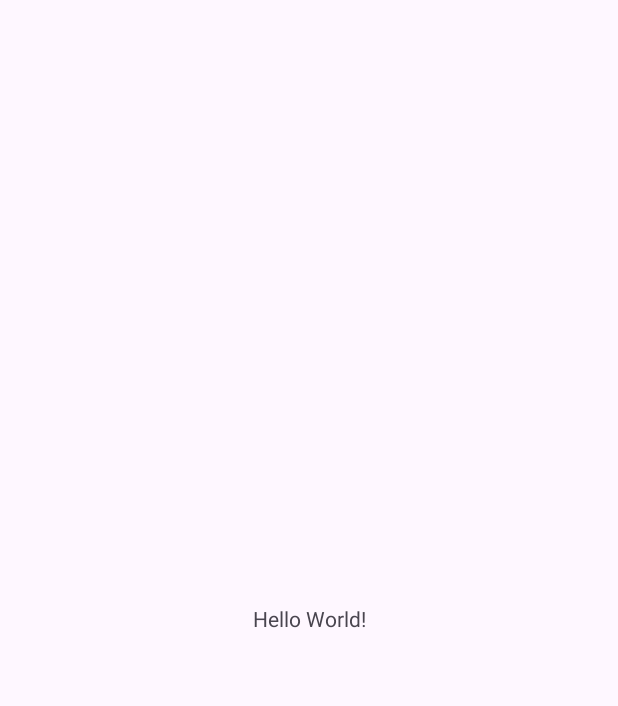
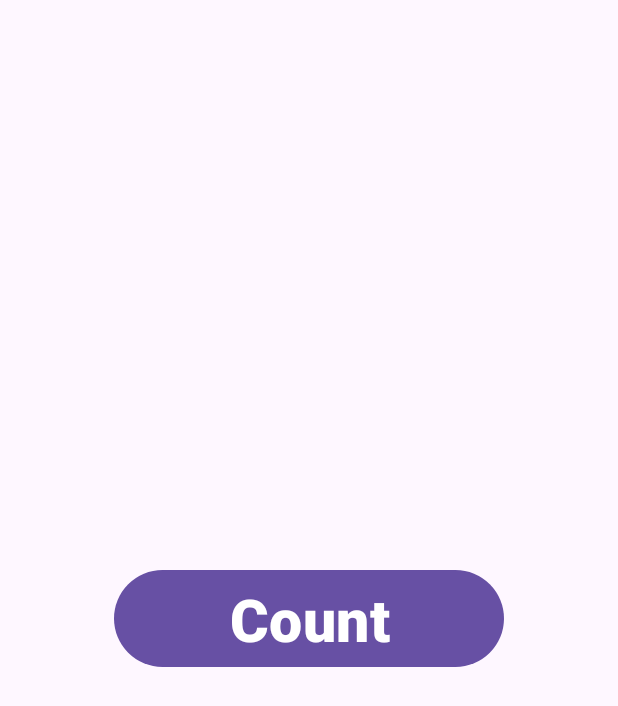
Before and after one commit to rkshani/Firebase, an Android app: the screen it shows after launch (MainActivity before the commit, LiveData after it), on a phone screen of 412 x 824 dp. Before the commit the part shown is almost empty. Shown: the top 706 px of the screen. Run offline under Robolectric (Android 15) with nearby library versions, the phone set to English and light mode, and no system bars; our stand-ins replace sdp/ssp sizes.

Commit message:
06 office working

```diff
--- /dev/null
+++ b/app/src/main/java/com/example/firebase/ViewModel/LiveData.kt
@@ -0,0 +1,25 @@
+package com.example.firebase.ViewModel
+
+import androidx.appcompat.app.AppCompatActivity
+import android.os.Bundle
+import android.widget.Button
+import android.widget.TextView
+import com.example.firebase.R
+
+class LiveData : AppCompatActivity() {
+    override fun onCreate(savedInstanceState: Bundle?) {
+        super.onCreate(savedInstanceState)
+        setContentView(R.layout.activity_live_data)
+
+        val txtCount = findViewById<TextView>(R.id.tvCount)
+        val countBtn = findViewById<Button>(R.id.btnCount)
+        var counter = 0
+
+        countBtn.setOnClickListener {
+            txtCount.text = counter.toString()
+            ++counter
+            txtCount.text = counter.toString()
+
+        }
+    }
+}
--- /dev/null
+++ b/app/src/main/res/layout/activity_live_data.xml
@@ -0,0 +1,33 @@
+<?xml version="1.0" encoding="utf-8"?>
+<androidx.constraintlayout.widget.ConstraintLayout xmlns:android="http://schemas.android.com/apk/res/android"
+    xmlns:app="http://schemas.android.com/apk/res-auto"
+    xmlns:tools="http://schemas.android.com/tools"
+    android:layout_width="match_parent"
+    android:layout_height="match_parent"
+    tools:context=".ViewModel.LiveData">
+
+    <TextView
+        android:id="@+id/tvCount"
+        android:layout_width="wrap_content"
+        android:layout_height="wrap_content"
+        android:layout_marginTop="52dp"
+        android:textSize="@dimen/_40sdp"
+        android:textStyle="bold"
+        app:layout_constraintEnd_toEndOf="parent"
+        app:layout_constraintHorizontal_bias="0.498"
+        app:layout_constraintStart_toStartOf="parent"
+        app:layout_constraintTop_toTopOf="parent" />
+
+    <Button
+        android:layout_width="@dimen/_200sdp"
+        android:layout_height="wrap_content"
+        android:id="@+id/btnCount"
+        android:textSize="@dimen/_30sdp"
+        android:text="Count"
+        android:textStyle="bold"
+        app:layout_constraintBottom_toBottomOf="parent"
+        app:layout_constraintEnd_toEndOf="parent"
+        app:layout_constraintStart_toStartOf="parent"
+        app:layout_constraintTop_toTopOf="parent" />
+
+</androidx.constraintlayout.widget.ConstraintLayout>
--- a/app/src/main/res/layout/activity_main.xml
+++ b/app/src/main/res/layout/activity_main.xml
@@ -6,13 +6,6 @@
     android:layout_height="match_parent"
     tools:context=".MainActivity">
 
-    <TextView
-        android:layout_width="wrap_content"
-        android:layout_height="wrap_content"
-        android:text="Hello World!"
-        app:layout_constraintBottom_toBottomOf="parent"
-        app:layout_constraintEnd_toEndOf="parent"
-        app:layout_constraintStart_toStartOf="parent"
-        app:layout_constraintTop_toTopOf="parent" />
+
 
 </androidx.constraintlayout.widget.ConstraintLayout>
```
Also changed, not shown: app/build.gradle.kts (+8 -1 lines), app/src/main/AndroidManifest.xml (+16 -5 lines), app/src/main/java/com/example/firebase/DataClasses/Post.kt (added, +8 -0 lines), app/src/main/java/com/example/firebase/MainActivity.kt (+14 -0 lines), app/src/main/java/com/example/firebase/Retrofit/DemoApiCall.kt (added, +37 -0 lines), app/src/main/java/com/example/firebase/VideoView/VideoPlayerClass.kt (added, +25 -0 lines), app/src/main/java/com/example/firebase/interfaces/ApiService.kt (added, +10 -0 lines), app/src/main/java/com/example/firebase/singletons/RetrofitClient.kt (added, +16 -0 lines), app/src/main/res/layout/activity_demo_api_call.xml (added, +20 -0 lines), app/src/main/res/layout/activity_video_player_class.xml (added, +32 -0 lines), 1 other file.
